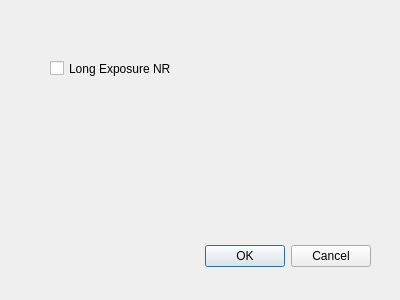
blackphil/AstroCameraRemote, file SettingsDialog.ui: the form before one commit.
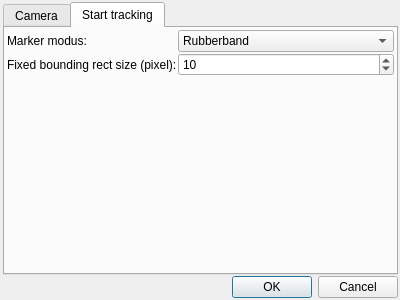
The form after the commit.

Commit message: Improved star tracking dramaticaly. Reworks settings infrastruture.

Patch:
```diff
--- a/SettingsDialog.ui
+++ b/SettingsDialog.ui
@@ -13,38 +13,155 @@
   <property name="windowTitle">
    <string>Settings</string>
   </property>
-  <widget class="QDialogButtonBox" name="buttonBox">
-   <property name="geometry">
-    <rect>
-     <x>30</x>
-     <y>240</y>
-     <width>341</width>
-     <height>32</height>
-    </rect>
+  <layout class="QGridLayout" name="gridLayout_2">
+   <property name="leftMargin">
+    <number>2</number>
    </property>
-   <property name="orientation">
-    <enum>Qt::Horizontal</enum>
+   <property name="topMargin">
+    <number>2</number>
    </property>
-   <property name="standardButtons">
-    <set>QDialogButtonBox::Cancel|QDialogButtonBox::Ok</set>
+   <property name="rightMargin">
+    <number>2</number>
    </property>
-  </widget>
-  <widget class="QCheckBox" name="lenrCheckbox">
-   <property name="geometry">
-    <rect>
-     <x>50</x>
-     <y>60</y>
-     <width>191</width>
-     <height>17</height>
-    </rect>
+   <property name="bottomMargin">
+    <number>2</number>
    </property>
-   <property name="toolTip">
-    <string>Long exposure noise reduction is enabled on camera?</string>
+   <property name="spacing">
+    <number>1</number>
    </property>
-   <property name="text">
-    <string>Long Exposure NR</string>
-   </property>
-  </widget>
+   <item row="0" column="1">
+    <widget class="QTabWidget" name="tabWidget">
+     <property name="currentIndex">
+      <number>1</number>
+     </property>
+     <widget class="QWidget" name="tab">
+      <attribute name="title">
+       <string>Camera</string>
+      </attribute>
+      <layout class="QGridLayout" name="gridLayout">
+       <property name="leftMargin">
+        <number>2</number>
+       </property>
+       <property name="topMargin">
+        <number>2</number>
+       </property>
+       <property name="rightMargin">
+        <number>2</number>
+       </property>
+       <property name="bottomMargin">
+        <number>2</number>
+       </property>
+       <property name="spacing">
+        <number>1</number>
+       </property>
+       <item row="0" column="0">
+        <widget class="QCheckBox" name="lenrCheckbox">
+         <property name="toolTip">
+          <string>Long exposure noise reduction is enabled on camera?</string>
+         </property>
+         <property name="text">
+          <string>Long Exposure NR</string>
+         </property>
+        </widget>
+       </item>
+       <item row="1" column="0">
+        <spacer name="verticalSpacer">
+         <property name="orientation">
+          <enum>Qt::Vertical</enum>
+         </property>
+         <property name="sizeHint" stdset="0">
+          <size>
+           <width>20</width>
+           <height>40</height>
+          </size>
+         </property>
+        </spacer>
+       </item>
+      </layout>
+     </widget>
+     <widget class="QWidget" name="tab_2">
+      <attribute name="title">
+       <string>Start tracking</string>
+      </attribute>
+      <layout class="QGridLayout" name="gridLayout_3">
+       <property name="leftMargin">
+        <number>2</number>
+       </property>
+       <property name="topMargin">
+        <number>2</number>
+       </property>
+       <property name="rightMargin">
+        <number>2</number>
+       </property>
+       <property name="bottomMargin">
+        <number>2</number>
+       </property>
+       <property name="spacing">
+        <number>1</number>
+       </property>
+       <item row="0" column="0">
+        <layout class="QFormLayout" name="formLayout">
+         <property name="horizontalSpacing">
+          <number>1</number>
+         </property>
+         <property name="verticalSpacing">
+          <number>1</number>
+         </property>
+         <item row="0" column="0">
+          <widget class="QLabel" name="label">
+           <property name="text">
+            <string>Marker modus:</string>
+           </property>
+          </widget>
+         </item>
+         <item row="0" column="1">
+          <widget class="QComboBox" name="starTrackMarkerModus">
+           <item>
+            <property name="text">
+             <string>Rubberband</string>
+            </property>
+           </item>
+           <item>
+            <property name="text">
+             <string>Fixed bounding rect</string>
+            </property>
+           </item>
+          </widget>
+         </item>
+         <item row="1" column="0">
+          <widget class="QLabel" name="label_2">
+           <property name="text">
+            <string>Fixed bounding rect size (pixel):</string>
+           </property>
+          </widget>
+         </item>
+         <item row="1" column="1">
+          <widget class="QSpinBox" name="starTrackFixedBoundingRectSize">
+           <property name="maximum">
+            <number>100</number>
+           </property>
+           <property name="value">
+            <number>10</number>
+           </property>
+          </widget>
+         </item>
+        </layout>
+       </item>
+      </layout>
+     </widget>
+    </widget>
+   </item>
+   <item row="1" column="0" colspan="2">
+    <widget class="QDialogButtonBox" name="buttonBox">
+     <property name="orientation">
+      <enum>Qt::Horizontal</enum>
+     </property>
+     <property name="standardButtons">
+      <set>QDialogButtonBox::Cancel|QDialogButtonBox::Ok</set>
+     </property>
+    </widget>
+   </item>
+  </layout>
  </widget>
  <resources/>
  <connections>
```
The commit also changes 24 other files.
